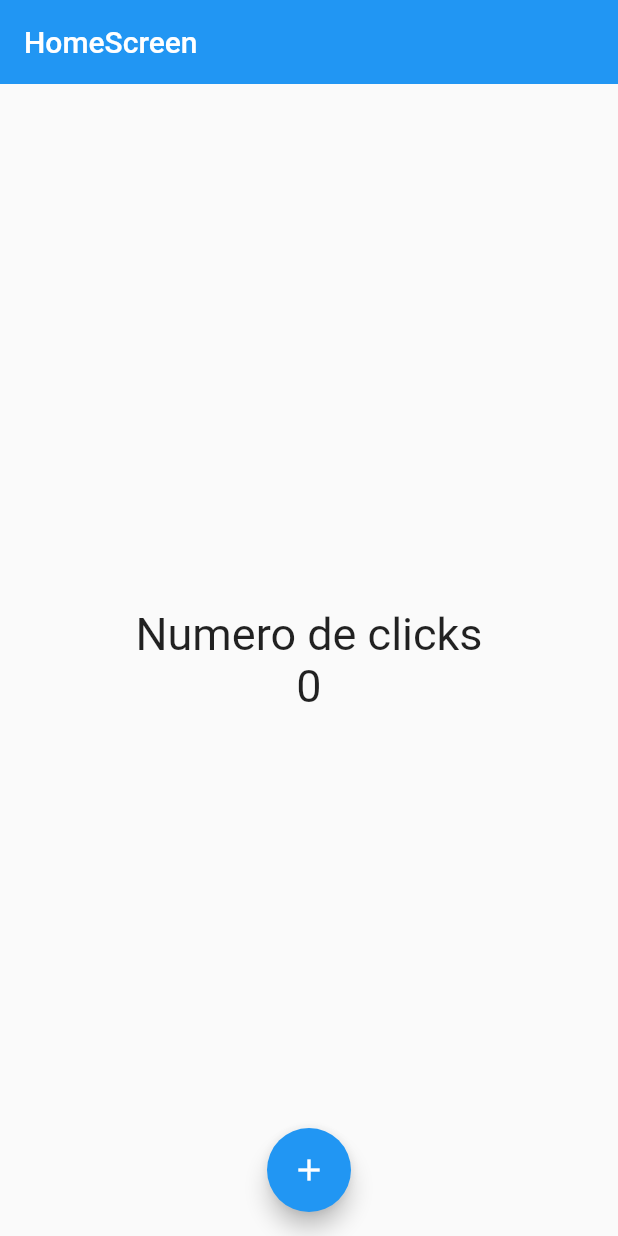
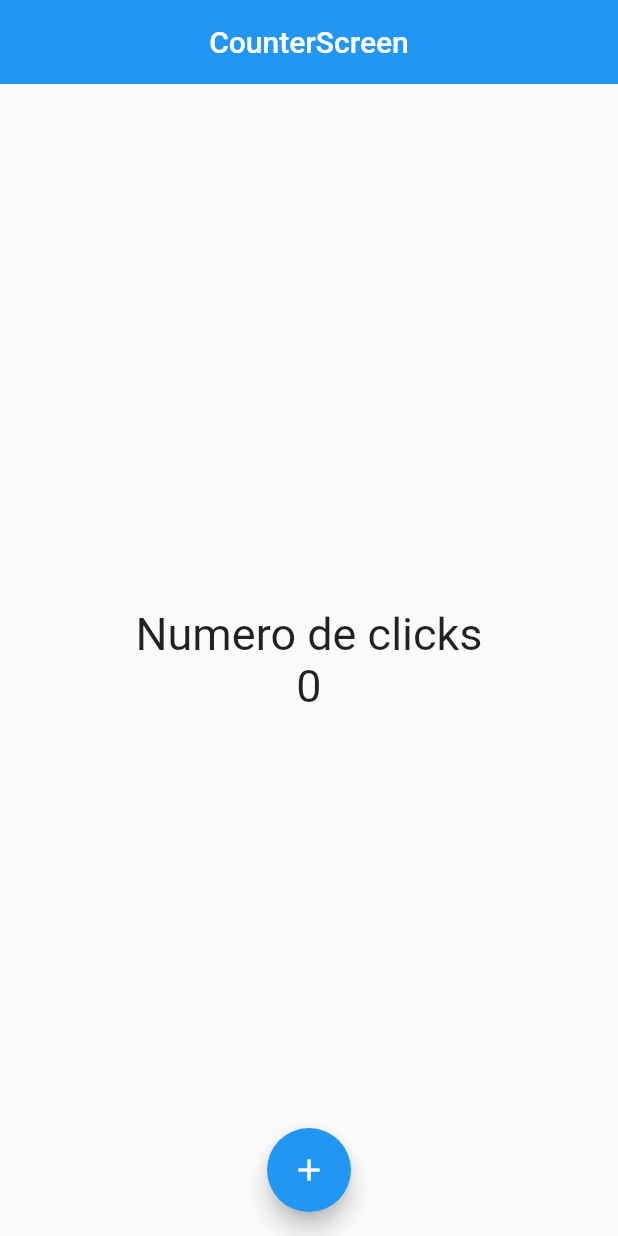
Before and after one commit to JepcDev/conum_app, a Flutter app: the screen it shows after launch, on a phone screen of 412 x 824 dp. Run offline on Flutter 3.47's test engine with Material 2 defaults, Android fonts, the phone set to English and light mode, and no system bars.

Commit message:
ADD StatefulWidget counterScreen

```diff
--- a/lib/main.dart
+++ b/lib/main.dart
@@ -5,7 +5,8 @@
 // Las importaciones de materio o flutter van arriba de cualquier otra importacion, luego paquetes de terceros y al ultimo paquetes propias de la app
 import 'package:flutter/material.dart';
 
-import 'package:conum_app/screens/home_screen.dart';
+// import 'package:conum_app/screens/home_screen.dart';
+import 'package:conum_app/screens/counter_screen.dart';
 
 void main() {
   // dentro de main se corre la app de flutter
@@ -29,7 +30,8 @@
       // el widget home es un forma de trabajar y nos pide nuestro widget que queremos mostrar aqui
       // Center es otro widget de material que pone en el centro el contenido del child
       debugShowCheckedModeBanner: false,
-      home: HomeScreen()
+      // home: HomeScreen()
+      home: CounterScreen()
     );
   }
 
--- /dev/null
+++ b/lib/screens/counter_screen.dart
@@ -0,0 +1,59 @@
+import 'package:flutter/material.dart';
+
+
+class CounterScreen extends StatefulWidget {
+
+  const CounterScreen({super.key});
+
+  // Administra el estado del widget
+  @override
+  State<CounterScreen> createState() => _CounterScreenState();
+}
+
+class _CounterScreenState extends State<CounterScreen> {
+
+  int counter = 0;
+  @override
+  Widget build(BuildContext context) {
+
+    const fontSize30 = TextStyle(fontSize: 30);
+
+    // DEV return
+    return Scaffold(
+
+      // DEV AppBar
+      appBar: AppBar(
+        centerTitle: true,
+        title: const Text('CounterScreen'),
+        elevation: 0,
+      ),
+
+      //DEV body: Center
+      body: Center(
+        // DEV child : Column
+        child: Column(
+          // DEV mainAxisAlignment
+          mainAxisAlignment: MainAxisAlignment.center,
+          // DEV children
+          children: <Widget>[
+
+            Text('Numero de clicks', style: fontSize30),
+
+            Text('$counter', style: fontSize30),
+          ],
+        ),
+      ),
+      // DEV floatingActionButton
+      floatingActionButtonLocation: FloatingActionButtonLocation.centerFloat,
+      floatingActionButton: FloatingActionButton(
+        // DEV child Icon
+        child: const Icon(Icons.add),
+        // DEV onPressed
+        onPressed: () {
+          counter++;
+          setState(() {});
+        },
+      ),
+    );
+  }
+}
--- a/lib/screens/home_screen.dart
+++ b/lib/screens/home_screen.dart
@@ -1,8 +1,7 @@
-
-
 
 import 'package:flutter/material.dart';
 
+// El problema es que el statelesWidget no se redibuja y poreso no ve reflejado los cambios en la pantalla
 class HomeScreen extends StatelessWidget {
   // sirve para hacer referencia al widget
   // un getor de estado es un objeto que maneja mi estado
@@ -14,7 +13,7 @@
     // si declaramos una variable aqui seria reconocida como tal.
     const fontSize30 = TextStyle( fontSize: 30);
     int counter = 0;
-    // Es algo que mantiene la referencia de toda la aplicasion hasta este punto
+    // BuildContext Es algo que mantiene la referencia de toda la aplicasion hasta este punto
     // Sirve para saber en que o cual es el contexto en el cual nuestro widget esta siendo construido
     // El buildContext es el arbol de todos los widgets y sabe donde se lo es solicitado, usado, instanciado cada widget
 
```
